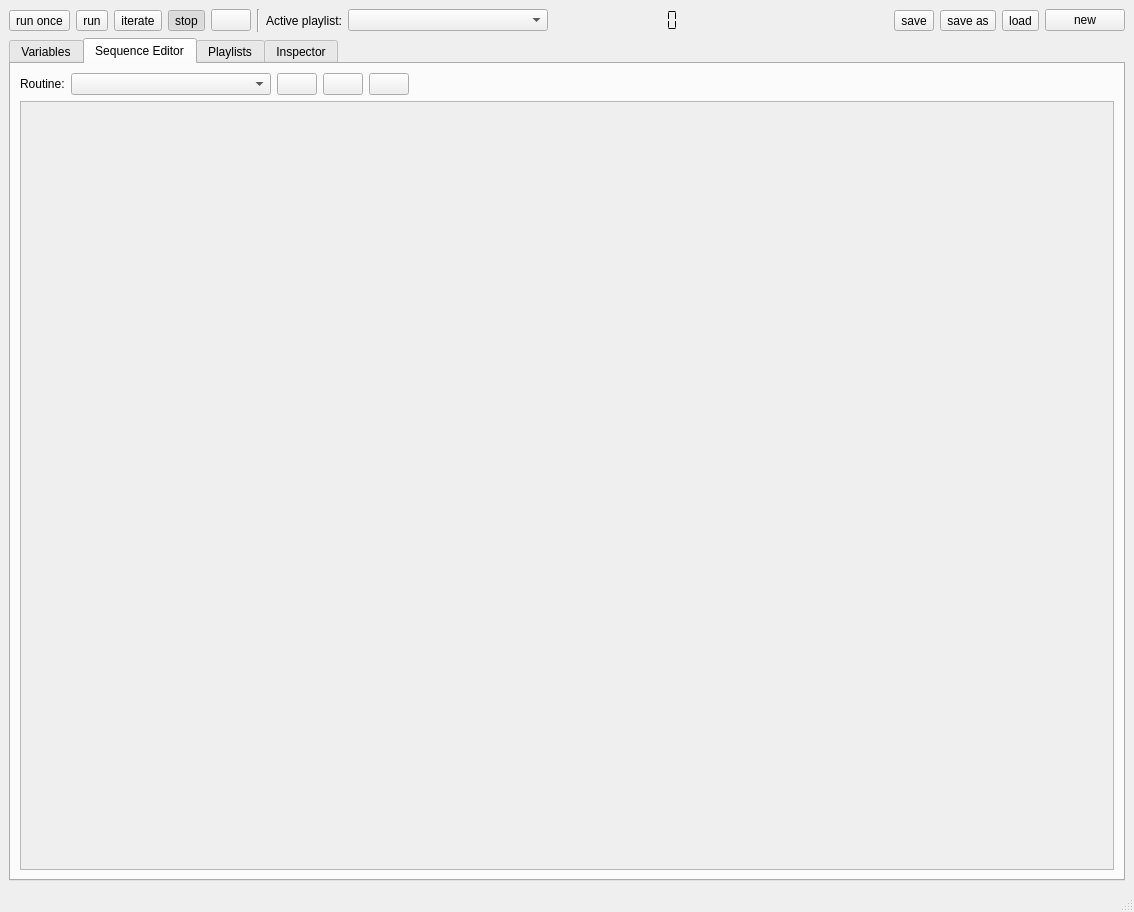
AlbertHdz4/qplayer, file uis/control-system.ui: the form before one commit.
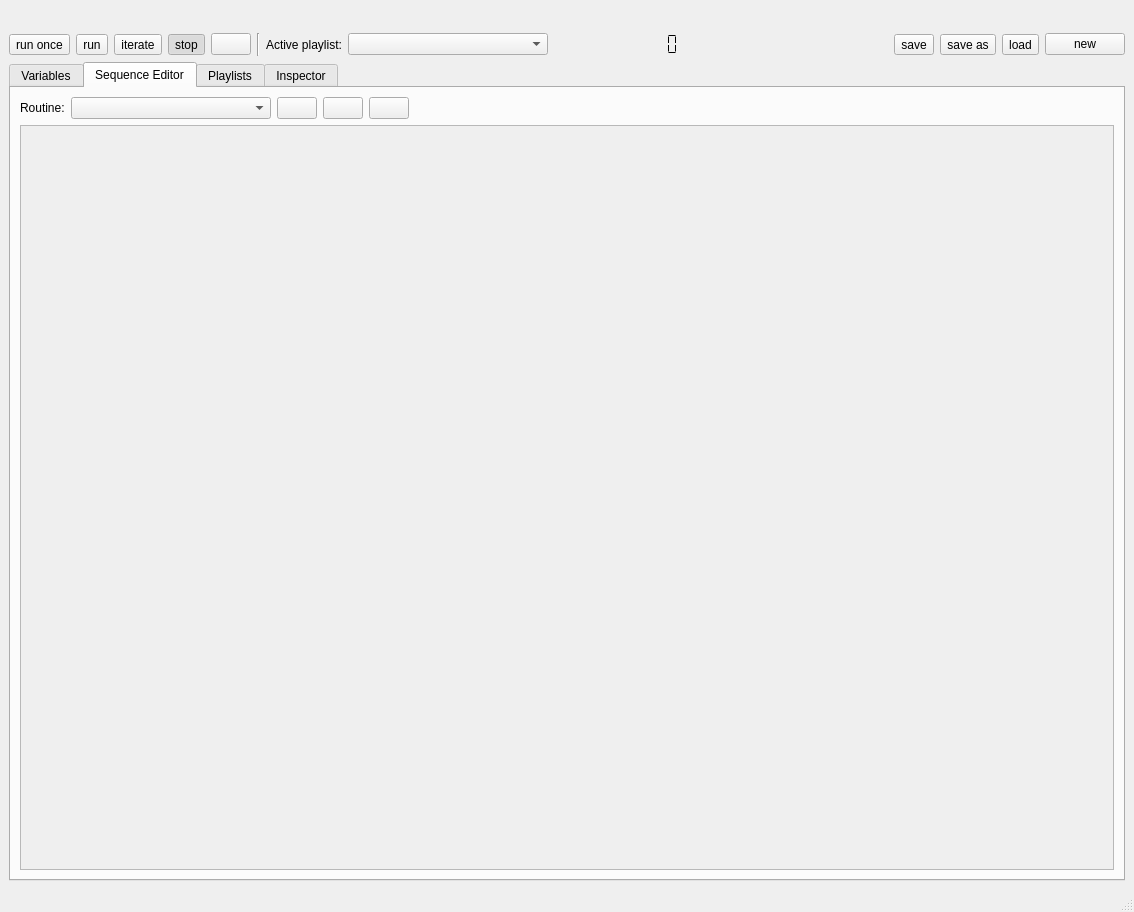
The form after the commit. The open tabs and pages were chosen to show the change. Icons and pictures are not drawn.

Commit message: Niceities to make the run_id more usable.

Diff of the .ui file:
```diff
--- a/uis/control-system.ui
+++ b/uis/control-system.ui
@@ -15,6 +15,29 @@
   </property>
   <widget class="QWidget" name="centralwidget">
    <layout class="QVBoxLayout" name="verticalLayout_2">
+    <item>
+     <widget class="QLabel" name="filename_label">
+      <property name="font">
+       <font>
+        <pointsize>12</pointsize>
+        <weight>75</weight>
+        <bold>true</bold>
+       </font>
+      </property>
+      <property name="text">
+       <string/>
+      </property>
+      <property name="textFormat">
+       <enum>Qt::PlainText</enum>
+      </property>
+      <property name="alignment">
+       <set>Qt::AlignRight|Qt::AlignTrailing|Qt::AlignVCenter</set>
+      </property>
+      <property name="textInteractionFlags">
+       <set>Qt::TextSelectableByKeyboard|Qt::TextSelectableByMouse</set>
+      </property>
+     </widget>
+    </item>
     <item>
      <layout class="QHBoxLayout" name="horizontalLayout">
       <item>
@@ -606,7 +629,7 @@
              <x>0</x>
              <y>0</y>
              <width>1092</width>
-             <height>711</height>
+             <height>686</height>
             </rect>
            </property>
            <layout class="QVBoxLayout" name="verticalLayout_5"/>
```
The commit also changes 2 other files.
